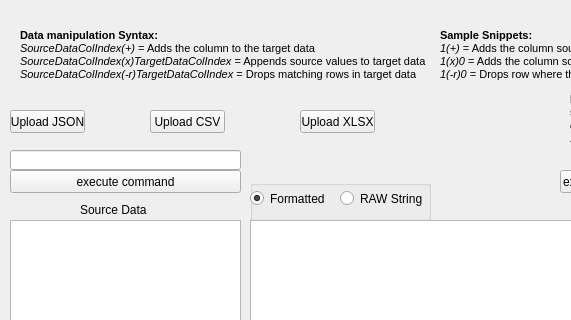
Above: view/untitled.ui from Mateodevv/DataHarmonize before the change; both pictures show x 0 to 571 and y 0 to 320 of the 841 by 573 pixel window. Below: the same form after it.
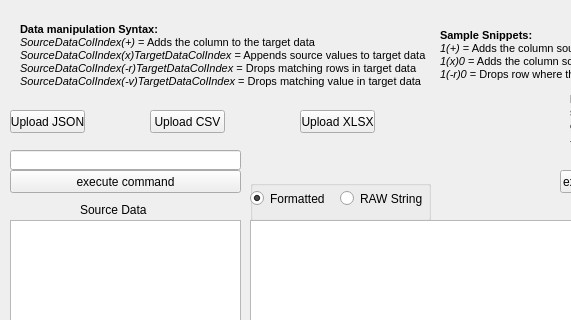
That is the form after the change.

The edit to the form file:
```diff
--- a/view/untitled.ui
+++ b/view/untitled.ui
@@ -178,7 +178,8 @@
 &lt;p style=&quot; margin-top:0px; margin-bottom:0px; margin-left:0px; margin-right:0px; -qt-block-indent:0; text-indent:0px;&quot;&gt;&lt;span style=&quot; font-weight:600;&quot;&gt;Data manipulation Syntax:&lt;/span&gt;&lt;/p&gt;
 &lt;p style=&quot; margin-top:0px; margin-bottom:0px; margin-left:0px; margin-right:0px; -qt-block-indent:0; text-indent:0px;&quot;&gt;&lt;span style=&quot; font-style:italic;&quot;&gt;SourceDataColIndex(+)&lt;/span&gt; = Adds the column to the target data&lt;/p&gt;
 &lt;p style=&quot; margin-top:0px; margin-bottom:0px; margin-left:0px; margin-right:0px; -qt-block-indent:0; text-indent:0px;&quot;&gt;&lt;span style=&quot; font-style:italic;&quot;&gt;SourceDataColIndex(x)TargetDataColIndex&lt;/span&gt; = Appends source values to target data&lt;/p&gt;
-&lt;p style=&quot; margin-top:0px; margin-bottom:0px; margin-left:0px; margin-right:0px; -qt-block-indent:0; text-indent:0px;&quot;&gt;&lt;span style=&quot; font-style:italic;&quot;&gt;SourceDataColIndex(-r)TargetDataColIndex &lt;/span&gt;= Drops matching rows in target data&lt;/p&gt;&lt;/body&gt;&lt;/html&gt;</string>
+&lt;p style=&quot; margin-top:0px; margin-bottom:0px; margin-left:0px; margin-right:0px; -qt-block-indent:0; text-indent:0px;&quot;&gt;&lt;span style=&quot; font-style:italic;&quot;&gt;SourceDataColIndex(-r)TargetDataColIndex &lt;/span&gt;= Drops matching rows in target data&lt;/p&gt;
+&lt;p style=&quot; margin-top:0px; margin-bottom:0px; margin-left:0px; margin-right:0px; -qt-block-indent:0; text-indent:0px;&quot;&gt;&lt;span style=&quot; font-style:italic;&quot;&gt;SourceDataColIndex(-v)TargetDataColIndex &lt;/span&gt;= Drops matching value in target data&lt;/p&gt;&lt;/body&gt;&lt;/html&gt;</string>
     </property>
    </widget>
    <widget class="QLabel" name="label_6">
```
